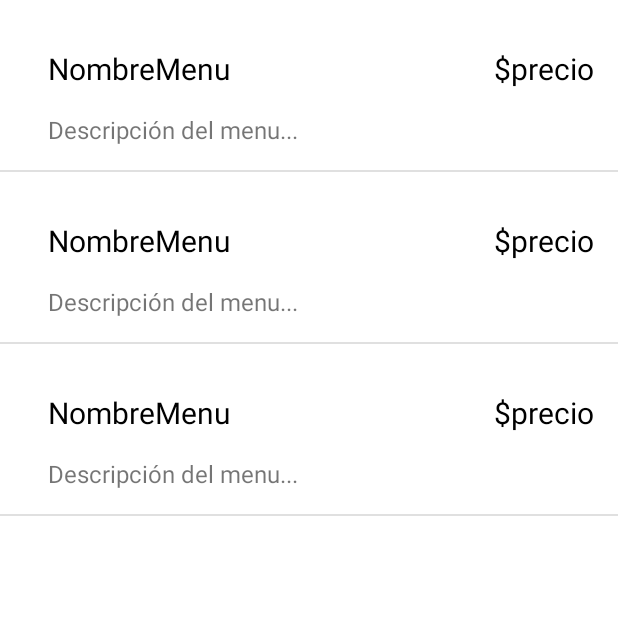
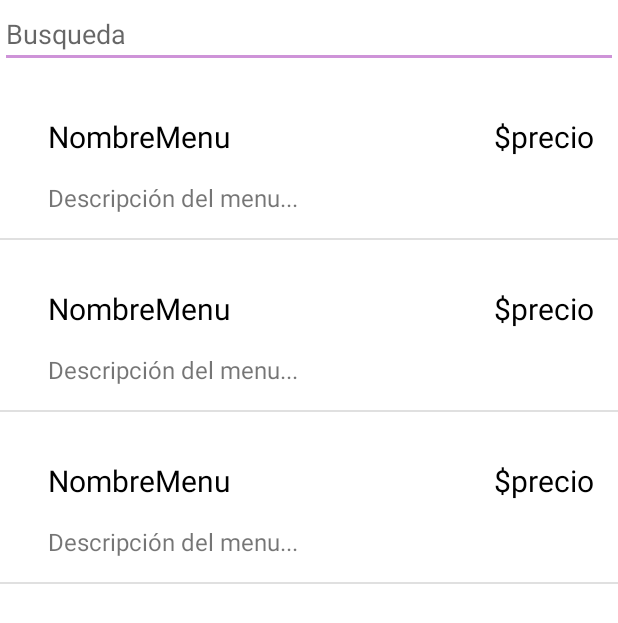
Before and after one commit to MartinezFabian/SentidosDelivery, an Android app: the layout fragment_menu.xml on its own in the app's theme, with its tools: preview values and no code run, on a phone screen of 412 x 824 dp. Shown: the top 623 px of the screen. Run offline under Robolectric (Android 15) with nearby library versions, the phone set to English and light mode, and no system bars.

Commit message:
Se agrega input de busqueda en interfaz listado menu

```diff
--- a/app/src/main/java/org/example/sentidosdelivery/adapter/MenuAdapter.kt
+++ b/app/src/main/java/org/example/sentidosdelivery/adapter/MenuAdapter.kt
@@ -47,8 +47,10 @@ class MenuAdapter(private val menuAdapterListener: MenuAdapterListener) : Recycl
                 menuAdapterListener.onBuyMenuClicked(itemMenu)
             }
         }
+    }
 
-
-
+    fun updateMenus(listaMenu: ArrayList<ItemMenu>){
+        this.listaMenu = listaMenu
+        notifyDataSetChanged()
     }
 }
--- a/app/src/main/java/org/example/sentidosdelivery/ui/Menu.kt
+++ b/app/src/main/java/org/example/sentidosdelivery/ui/Menu.kt
@@ -10,7 +10,9 @@ import android.view.LayoutInflater
 import android.view.MenuItem
 import android.view.View
 import android.view.ViewGroup
+import android.widget.EditText
 import android.widget.Toast
+import androidx.core.widget.addTextChangedListener
 import androidx.fragment.app.FragmentManager
 import androidx.fragment.app.FragmentTransaction
 import androidx.fragment.app.commit
@@ -48,6 +50,17 @@ class Menu : Fragment(), MenuAdapterListener {
         lista_menu = arrayListOf<ItemMenu>()
 
         getMenuData()
+
+        //Buscar menu especifico en el listado de menus
+
+        val etFiltro = rootView.findViewById<EditText>(R.id.etFiltro)
+
+        etFiltro.addTextChangedListener { menuFiltro ->
+            val menuFiltrado = lista_menu.filter {
+                menu -> menu.nombre.lowercase().contains(menuFiltro.toString())
+            }
+            menuAdapter.updateMenus(menuFiltrado as ArrayList<ItemMenu>)
+        }
 
         return rootView;
     }
--- a/app/src/main/res/layout/fragment_menu.xml
+++ b/app/src/main/res/layout/fragment_menu.xml
@@ -1,14 +1,30 @@
 <?xml version="1.0" encoding="utf-8"?>
-<FrameLayout xmlns:android="http://schemas.android.com/apk/res/android"
+<androidx.constraintlayout.widget.ConstraintLayout xmlns:android="http://schemas.android.com/apk/res/android"
     xmlns:app="http://schemas.android.com/apk/res-auto"
     xmlns:tools="http://schemas.android.com/tools"
     android:layout_width="match_parent"
     android:layout_height="match_parent"
     tools:context=".ui.Menu" >
 
+    <EditText
+        android:id="@+id/etFiltro"
+        android:layout_width="match_parent"
+        android:layout_height="wrap_content"
+        android:hint="Busqueda"
+        android:maxLines="1"
+        android:singleLine="true"
+        android:imeOptions="actionDone"
+        app:layout_constraintEnd_toEndOf="parent"
+        app:layout_constraintStart_toStartOf="parent"
+        app:layout_constraintTop_toTopOf="parent" />
+
     <androidx.recyclerview.widget.RecyclerView
         android:id="@+id/recyclerMenu"
         android:layout_width="match_parent"
-        android:layout_height="match_parent"
+        android:layout_height="0dp"
+        app:layout_constraintBottom_toBottomOf="parent"
+        app:layout_constraintEnd_toEndOf="parent"
+        app:layout_constraintStart_toStartOf="parent"
+        app:layout_constraintTop_toBottomOf="@+id/etFiltro"
         tools:listitem="@layout/item_menu" />
-</FrameLayout>
+</androidx.constraintlayout.widget.ConstraintLayout>
```
